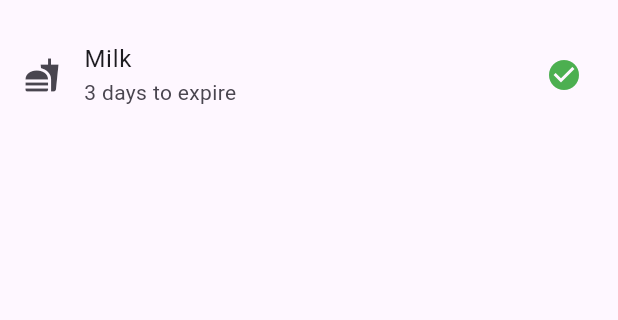
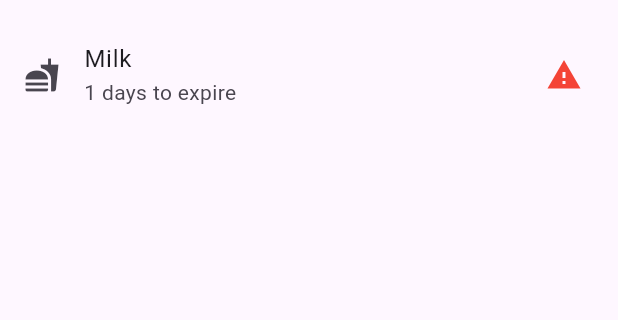
Before and after one commit to UniqueMR/fridge_expire_tracker, a Flutter app: the screen it shows after launch, on a phone screen of 412 x 824 dp, the part 63-383 px from its top. Run offline on Flutter 3.47's test engine with Material 3 defaults, Android fonts, the phone set to English and light mode, and no system bars.

```diff
--- a/lib/list_page.dart
+++ b/lib/list_page.dart
@@ -7,7 +7,7 @@ class ListPage extends StatefulWidget {
 
 class _ListPageState extends State<ListPage> {
   final List<Map<String, dynamic>> _foodList = [
-    {'name': 'Milk', 'daysToExpire': 3}
+    {'name': 'Milk', 'daysToExpire': 1}
   ];
 
   @override
```
Also changed, not shown: 1 other file.
